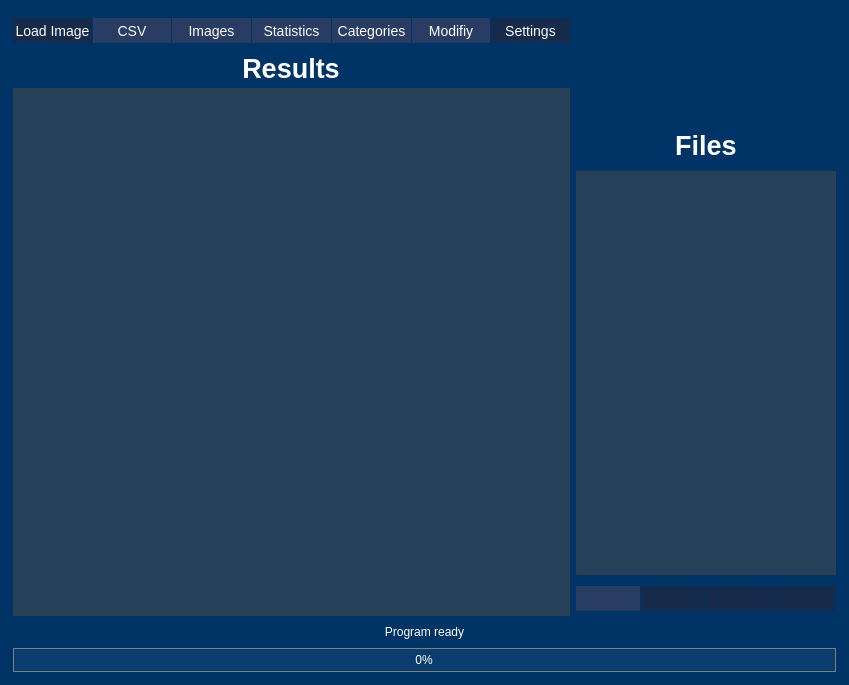
Old version of the form Nucleus/gui/nucdetect.ui in the repository SilMon/NucDetect.
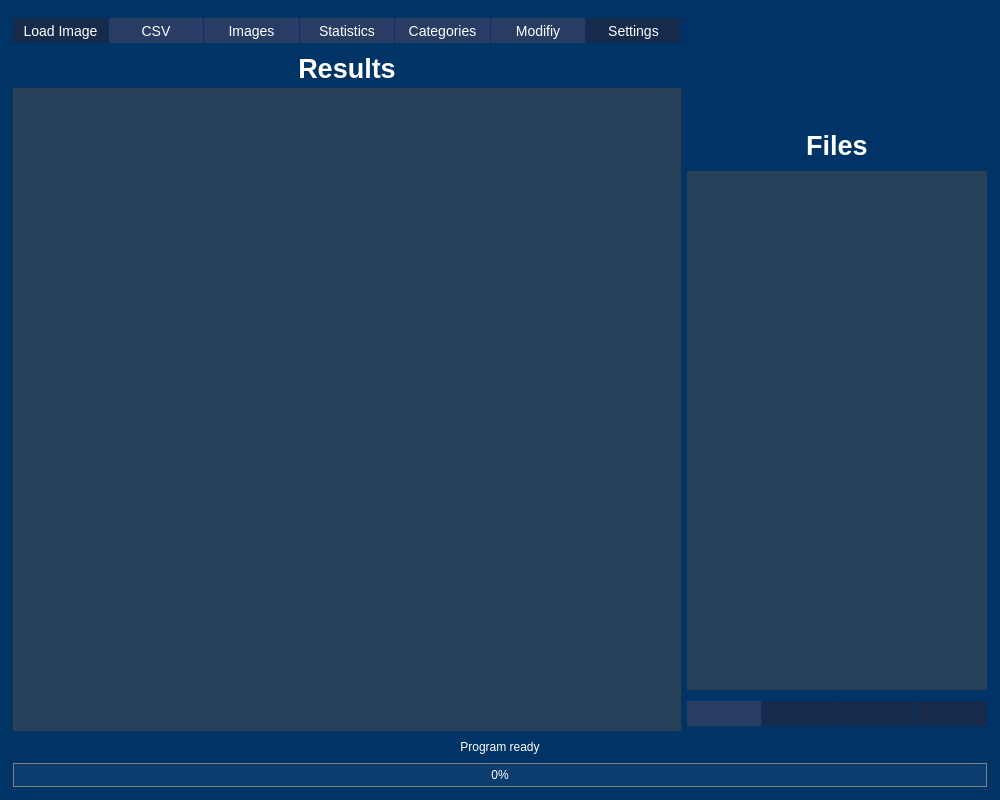
New version of the form. Icons and pictures are not drawn.

```diff
--- a/Nucleus/gui/nucdetect.ui
+++ b/Nucleus/gui/nucdetect.ui
@@ -6,8 +6,8 @@
    <rect>
     <x>0</x>
     <y>0</y>
-    <width>849</width>
-    <height>685</height>
+    <width>1000</width>
+    <height>800</height>
    </rect>
   </property>
   <property name="windowTitle">
@@ -79,7 +79,7 @@
      <number>13</number>
     </property>
     <item>
-     <layout class="QHBoxLayout" name="horizontalLayout_3">
+     <layout class="QHBoxLayout" name="horizontalLayout_3" stretch="85,15">
       <item>
        <layout class="QVBoxLayout" name="verticalLayout">
         <property name="spacing">
@@ -279,11 +279,13 @@
        </layout>
       </item>
       <item>
-       <layout class="QVBoxLayout" name="verticalLayout_2">
+       <layout class="QVBoxLayout" name="verticalLayout_2" stretch="0,0,0,0">
         <property name="sizeConstraint">
          <enum>QLayout::SetDefaultConstraint</enum>
         </property>
-        <item alignment="Qt::AlignHCenter">
+        <item>
+         <layout class="QHBoxLayout" name="horizontalLayout_4">
+          <item>
          <widget class="QLabel" name="NucDetectLabel">
           <property name="enabled">
            <bool>true</bool>
@@ -302,8 +304,8 @@
           </property>
           <property name="maximumSize">
            <size>
-            <width>200</width>
-            <height>100</height>
+              <width>250</width>
+              <height>106</height>
            </size>
           </property>
           <property name="toolTip">
@@ -323,6 +325,8 @@
           </property>
          </widget>
         </item>
+         </layout>
+        </item>
         <item alignment="Qt::AlignHCenter">
          <widget class="QLabel" name="label_3">
           <property name="minimumSize">
@@ -333,7 +337,7 @@
           </property>
           <property name="maximumSize">
            <size>
-            <width>250</width>
+            <width>16777215</width>
             <height>16777215</height>
            </size>
           </property>
@@ -352,23 +356,23 @@
           </property>
          </widget>
         </item>
-        <item alignment="Qt::AlignHCenter">
+        <item>
          <widget class="QListView" name="list_images">
           <property name="sizePolicy">
-           <sizepolicy hsizetype="Fixed" vsizetype="Expanding">
+           <sizepolicy hsizetype="Expanding" vsizetype="Expanding">
             <horstretch>0</horstretch>
             <verstretch>0</verstretch>
            </sizepolicy>
           </property>
           <property name="minimumSize">
            <size>
-            <width>260</width>
+            <width>300</width>
             <height>400</height>
            </size>
           </property>
           <property name="maximumSize">
            <size>
-            <width>250</width>
+            <width>16777215</width>
             <height>16777215</height>
            </size>
           </property>
@@ -428,8 +432,8 @@
             </property>
             <property name="maximumSize">
              <size>
-              <width>64</width>
-              <height>16777215</height>
+              <width>16777215</width>
+              <height>25</height>
              </size>
             </property>
             <property name="toolTip">
@@ -450,8 +454,8 @@
             </property>
             <property name="maximumSize">
              <size>
-              <width>64</width>
-              <height>16777215</height>
+              <width>16777215</width>
+              <height>25</height>
              </size>
             </property>
             <property name="toolTip">
@@ -478,8 +482,8 @@
             </property>
             <property name="maximumSize">
              <size>
-              <width>64</width>
-              <height>16777215</height>
+              <width>16777215</width>
+              <height>25</height>
              </size>
             </property>
             <property name="toolTip">
@@ -500,8 +504,8 @@
             </property>
             <property name="maximumSize">
              <size>
-              <width>64</width>
-              <height>16777215</height>
+              <width>16777215</width>
+              <height>25</height>
              </size>
             </property>
             <property name="toolTip">
```
Left out of the diff: 3 changed lines with no effect on the pictures. Lines whose indentation alone changed are shown as unchanged.
